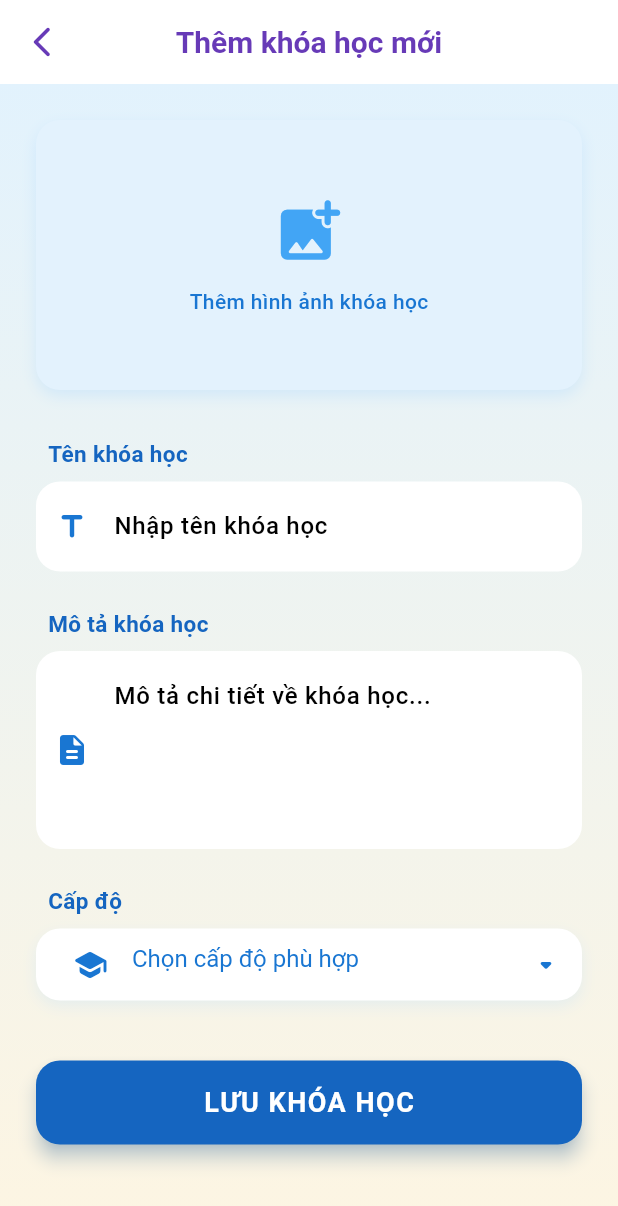
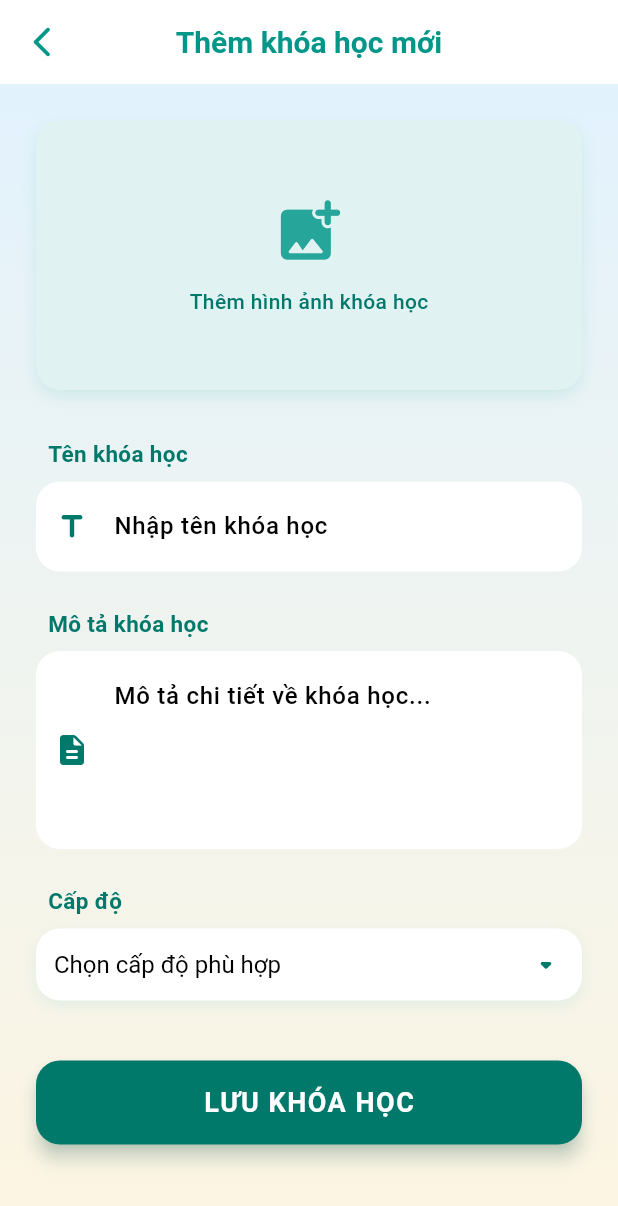
Before and after one commit to PhuongMai203/learn_english, a Flutter app: the AddCourseScreen screen opened directly, on a phone screen of 412 x 824 dp. Shown: the top 1206 px of the screen. Run offline on Flutter 3.47's test engine with Material 3 defaults, Android fonts, the phone set to English and light mode, and no system bars; our stand-ins replace chewie, cloud_firestore, firebase_auth, firebase_core, firebase_storage, fl_chart and 13 more; missing offline and left inert: googleapis, omni_datetime_picker, video_thumbnail; accounts and stored records are empty; Roboto replaces fonts that are missing (Nunito).

Commit message:
fix bug UI admin

```diff
--- a/lib/screens/admin_pages/learning_content/tabs/widgets/AddCourseScreen.dart
+++ b/lib/screens/admin_pages/learning_content/tabs/widgets/AddCourseScreen.dart
@@ -21,7 +21,7 @@
   File? _pickedImage;
   bool _isLoading = false;
 
-  final List<String> _levels = ['Cơ bản', 'Trung cấp', 'Nâng cao'];
+  final List<String> _levels = ['Cơ bản', 'Nâng cao'];
 
   Future<void> _pickImage() async {
     final picker = ImagePicker();
@@ -42,12 +42,10 @@
       try {
         String? imageUrl;
 
-        // Upload ảnh nếu có
         if (_pickedImage != null) {
           imageUrl = await _uploadImage(_pickedImage!);
         }
 
-        // Lưu dữ liệu lên Firestore
         await FirebaseFirestore.instance.collection('courses').add({
           'title': _titleController.text,
           'description': _descriptionController.text,
@@ -56,7 +54,6 @@
           'createdAt': FieldValue.serverTimestamp(),
         });
 
-        // Hiển thị thông báo thành công
         ScaffoldMessenger.of(context).showSnackBar(
           SnackBar(
             content: const Text('Khóa học đã được thêm thành công!'),
@@ -68,11 +65,9 @@
           ),
         );
 
-        // Quay về màn hình trước sau 2 giây
         await Future.delayed(const Duration(seconds: 2));
         if (mounted) Navigator.pop(context);
       } catch (e) {
-        // Hiển thị lỗi nếu có
         ScaffoldMessenger.of(context).showSnackBar(
           SnackBar(
             content: Text('Lỗi: ${e.toString()}'),
@@ -95,16 +90,9 @@
 
   Future<String> _uploadImage(File image) async {
     try {
-      // Tạo tên file duy nhất
       String fileName = 'course_images/${DateTime.now().millisecondsSinceEpoch}.jpg';
-
-      // Tham chiếu đến Firebase Storage
       Reference storageRef = FirebaseStorage.instance.ref().child(fileName);
-
-      // Upload file
       await storageRef.putFile(image);
-
-      // Lấy URL download
       return await storageRef.getDownloadURL();
     } catch (e) {
       throw Exception('Lỗi upload ảnh: $e');
@@ -117,16 +105,17 @@
       child: Scaffold(
         backgroundColor: Colors.transparent,
         appBar: AppBar(
-          title: const Text('Thêm khóa học mới',
-              style: TextStyle(fontWeight: FontWeight.w600, color: Colors.deepPurple)),
+          title: const Text(
+            'Thêm khóa học mới',
+            style: TextStyle(fontWeight: FontWeight.w600, color: Colors.teal),
+          ),
           centerTitle: true,
           backgroundColor: Colors.white,
           elevation: 0,
           leading: IconButton(
-            icon: const Icon(Icons.arrow_back_ios_new_rounded, color: Colors.deepPurple),
+            icon: const Icon(Icons.arrow_back_ios_new_rounded, color: Colors.teal),
             onPressed: () => Navigator.pop(context),
           ),
-          iconTheme: const IconThemeData(color: Colors.white),
         ),
         body: Stack(
           children: [
@@ -149,11 +138,11 @@
                             height: 180,
                             width: double.infinity,
                             decoration: BoxDecoration(
-                              color: Colors.blue.shade50,
+                              color: Colors.teal.shade50,
                               borderRadius: BorderRadius.circular(16),
                               boxShadow: [
                                 BoxShadow(
-                                  color: Colors.blue.shade100.withOpacity(0.5),
+                                  color: Colors.teal.shade100.withOpacity(0.5),
                                   blurRadius: 8,
                                   offset: const Offset(0, 4),
                                 ),
@@ -165,16 +154,13 @@
                                   ? Column(
                                 mainAxisAlignment: MainAxisAlignment.center,
                                 children: [
-                                  Icon(
-                                    Icons.add_photo_alternate_rounded,
-                                    size: 50,
-                                    color: Colors.blue[400],
-                                  ),
+                                  Icon(Icons.add_photo_alternate_rounded,
+                                      size: 50, color: Colors.teal[400]),
                                   const SizedBox(height: 12),
                                   Text(
                                     'Thêm hình ảnh khóa học',
                                     style: TextStyle(
-                                      color: Colors.blue[700],
+                                      color: Colors.teal[700],
                                       fontWeight: FontWeight.w500,
                                     ),
                                   ),
@@ -214,8 +200,8 @@
                           ),
                           filled: true,
                           fillColor: Colors.white,
-                          prefixIcon: Icon(Icons.description_rounded,
-                              color: Colors.blue[700]),
+                          prefixIcon:
+                          Icon(Icons.description_rounded, color: Colors.teal[700]),
                           contentPadding: const EdgeInsets.symmetric(
                               horizontal: 16, vertical: 18),
                         ),
@@ -233,27 +219,35 @@
                           borderRadius: BorderRadius.circular(16),
                           boxShadow: [
                             BoxShadow(
-                              color: Colors.blue.shade100.withOpacity(0.3),
+                              color: Colors.teal.shade100.withOpacity(0.3),
                               blurRadius: 8,
                               offset: const Offset(0, 4),
                             ),
                           ],
                         ),
+                        child: DropdownButtonHideUnderline(
                           child: DropdownButtonFormField<String>(
                             value: _selectedLevel,
                             isExpanded: true,
+                            dropdownColor: Colors.white,
                             icon: Icon(Icons.arrow_drop_down_rounded,
-                              color: Colors.blue[700]),
-                          decoration: InputDecoration(
+                                color: Colors.teal[700]),
+                            decoration: const InputDecoration(
                               border: InputBorder.none,
-                            prefixIcon: Icon(Icons.school_rounded,
-                                color: Colors.blue[700]),
                             ),
                             items: _levels
-                              .map((level) => DropdownMenuItem(
+                                .map(
+                                  (level) => DropdownMenuItem(
                                 value: level,
-                            child: Text(level),
-                          ))
+                                child: Text(
+                                  level,
+                                  style: TextStyle(
+                                    color: Colors.black,
+                                    fontWeight: FontWeight.w500,
+                                  ),
+                                ),
+                              ),
+                            )
                                 .toList(),
                             onChanged: (value) {
                               setState(() {
@@ -262,8 +256,10 @@
                             },
                             validator: (value) =>
                             value == null ? 'Vui lòng chọn cấp độ' : null,
-                          hint: Text('Chọn cấp độ phù hợp', style: TextStyle(color: Colors.blue[700])),
+                            hint: Text('Chọn cấp độ phù hợp',
+                                style: TextStyle(color: Colors.black)),
                             style: const TextStyle(fontSize: 16),
+                          ),
                         ),
                       ),
 
@@ -275,15 +271,14 @@
                         child: ElevatedButton(
                           onPressed: _isLoading ? null : _submitForm,
                           style: ElevatedButton.styleFrom(
-                            backgroundColor: _isLoading
-                                ? Colors.grey
-                                : Colors.blue[800],
+                            backgroundColor:
+                            _isLoading ? Colors.grey : Colors.teal[700],
                             foregroundColor: Colors.white,
                             shape: RoundedRectangleBorder(
                               borderRadius: BorderRadius.circular(16),
                             ),
                             elevation: 5,
-                            shadowColor: Colors.blue[700]!.withOpacity(0.5),
+                            shadowColor: Colors.teal[700]!.withOpacity(0.5),
                           ),
                           child: _isLoading
                               ? const CircularProgressIndicator(color: Colors.white)
@@ -305,7 +300,6 @@
               ),
             ),
 
-            // Loading overlay
             if (_isLoading)
               Container(
                 color: Colors.black.withOpacity(0.5),
@@ -329,7 +323,7 @@
         style: TextStyle(
           fontSize: 15,
           fontWeight: FontWeight.w600,
-          color: Colors.blue[800],
+          color: Colors.teal[700],
         ),
       ),
     );
@@ -348,24 +342,19 @@
         filled: true,
         fillColor: Colors.white,
         contentPadding: const EdgeInsets.symmetric(horizontal: 16, vertical: 18),
-        prefixIcon: Icon(icon, color: Colors.blue[700]),
-
-        // Viền khi chưa focus
+        prefixIcon: Icon(icon, color: Colors.teal[700]),
         border: OutlineInputBorder(
           borderRadius: BorderRadius.circular(16),
           borderSide: BorderSide.none,
         ),
-
-        // Viền khi focus (click vào)
         focusedBorder: OutlineInputBorder(
           borderRadius: BorderRadius.circular(16),
           borderSide: BorderSide(
-            color: Colors.blue.shade800, // Xanh dương đậm
+            color: Colors.teal.shade700,
             width: 2.0,
           ),
         ),
       ),
-
       validator: validator,
     );
   }
```
Also changed, not shown: lib/screens/admin_pages/learning_content/tabs/lessons_tab.dart (+49 -34 lines), lib/screens/admin_pages/learning_content/tabs/widgets/AddLessonScreen.dart (+89 -57 lines), lib/screens/admin_pages/learning_content/tabs/widgets/edit_lesson_screen.dart (+63 -31 lines). Lines whose indentation alone changed are shown as unchanged.
